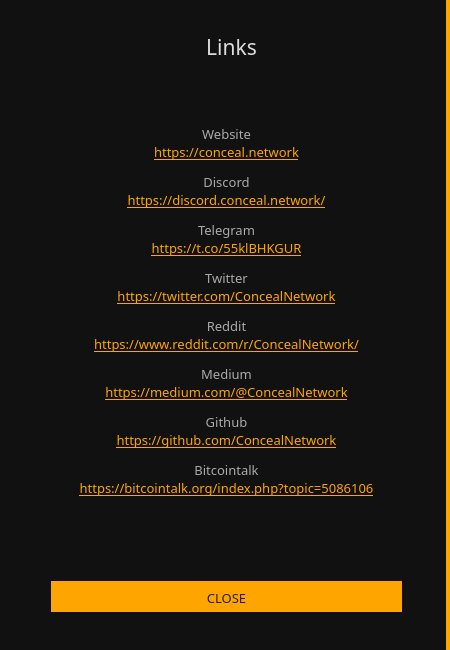
Above: src/gui/ui/linksdialog.ui from ConcealNetwork/conceal-desktop before the change. Below: the same form after it.
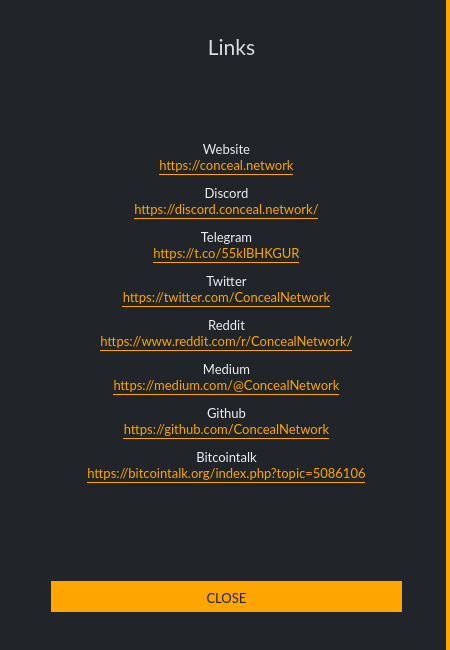
That is the form after the change.

Diff of the .ui file:
```diff
--- a/src/gui/ui/linksdialog.ui
+++ b/src/gui/ui/linksdialog.ui
@@ -32,7 +32,7 @@
    <string>Links</string>
   </property>
   <property name="styleSheet">
-   <string notr="true">background-color: #111; border-right: 4px solid orange;</string>
+   <string notr="true">background-color: #212529; border-right: 4px solid orange;</string>
   </property>
   <layout class="QVBoxLayout" name="verticalLayout" stretch="0">
    <item>
@@ -60,12 +60,12 @@
       </property>
       <property name="font">
        <font>
-        <family>Poppins</family>
+        <family>Lato</family>
         <pointsize>10</pointsize>
        </font>
       </property>
       <property name="styleSheet">
-       <string notr="true">color: #aaa;
+       <string notr="true">color: #eee;
 border-right: 0px;</string>
       </property>
       <property name="text">
@@ -98,7 +98,7 @@
       </property>
       <property name="font">
        <font>
-        <family>Poppins</family>
+        <family>Lato</family>
         <pointsize>10</pointsize>
        </font>
       </property>
@@ -121,7 +121,7 @@
       </property>
       <property name="font">
        <font>
-        <family>Poppins</family>
+        <family>Lato</family>
         <pointsize>16</pointsize>
        </font>
       </property>
```
